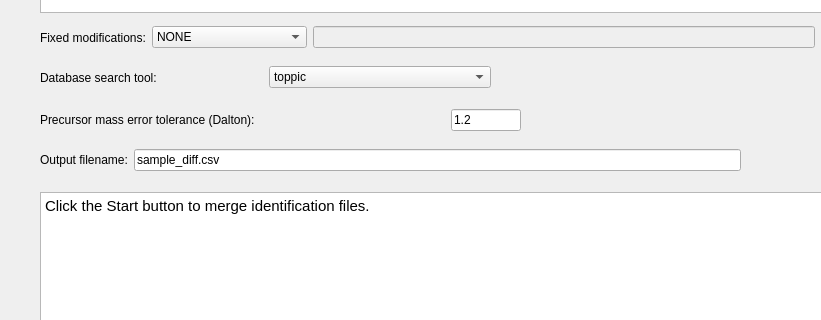
Above: src/gui/topdiff/topdiffdialog.ui from toppic-suite/toppic-suite before the change; both pictures show x 0 to 821 and y 258 to 578 of the 920 by 710 pixel window. Below: the same form after it.
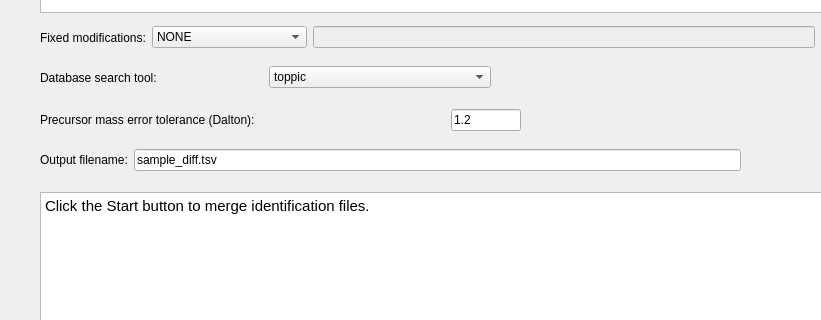
That is the form after the change. Icons and pictures are not drawn.

What changed in the file:
```diff
--- a/src/gui/topdiff/topdiffdialog.ui
+++ b/src/gui/topdiff/topdiffdialog.ui
@@ -372,7 +372,7 @@
      <item>
       <widget class="QLineEdit" name="outputEdit">
        <property name="text">
-        <string>sample_diff.csv</string>
+        <string>sample_diff.tsv</string>
        </property>
       </widget>
      </item>
```
